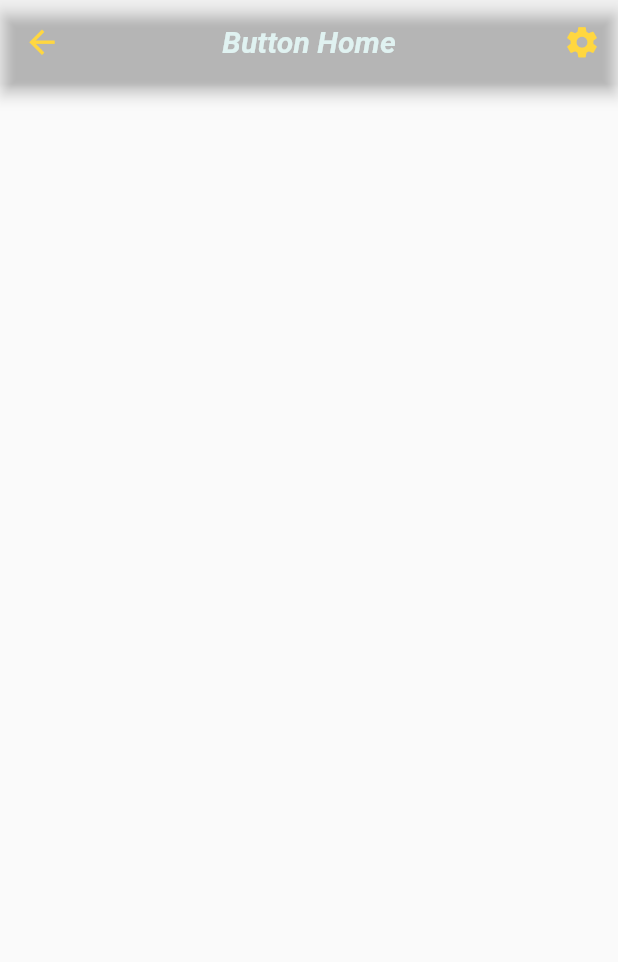
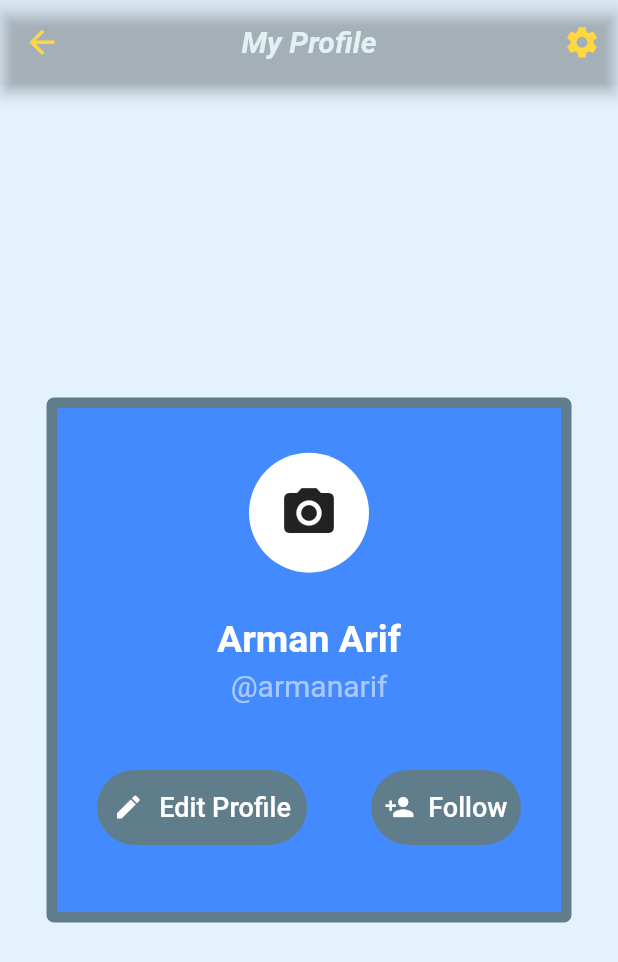
Before and after one commit to arman-arif/learing_flutter_and_dart, a Flutter app: the screen it shows after launch, on a phone screen of 412 x 824 dp. Shown: the top 962 px of the screen. Run offline on Flutter 3.47's test engine with Material 2 defaults, Android fonts, the phone set to English and light mode, and no system bars.

Commit message:
Impelementation of Flat button

```diff
--- a/flutter_projects/flutter_design_test/lib/button.dart
+++ b/flutter_projects/flutter_design_test/lib/button.dart
@@ -12,6 +12,7 @@ class _ButtonHomeState extends State<ButtonHome> {
   @override
   Widget build(BuildContext context) {
     return Scaffold(
+      backgroundColor: Colors.blue[50],
       appBar: AppBar(
         leading: IconButton(
           icon: Icon(
@@ -24,7 +25,7 @@ class _ButtonHomeState extends State<ButtonHome> {
           },
         ),
         title: Text(
-          "Button Home",
+          "My Profile",
           style: TextStyle(
             color: Colors.teal.shade50,
             fontSize: 20,
@@ -45,6 +46,109 @@ class _ButtonHomeState extends State<ButtonHome> {
         ],
         backgroundColor: Colors.transparent,
       ),
+      body: Align(
+        child: Container(
+          height: 350,
+          width: 350,
+          decoration: BoxDecoration(
+            color: Colors.blueAccent,
+            border: Border.all(
+              color: Colors.blueGrey,
+              width: 7,
+              style: BorderStyle.solid,
+            ),
+            borderRadius: BorderRadius.circular(5),
+          ),
+          child: Column(
+            mainAxisAlignment: MainAxisAlignment.spaceEvenly,
+            crossAxisAlignment: CrossAxisAlignment.stretch,
+            children: [
+              Container(
+                height: 80,
+                width: 80,
+                decoration: BoxDecoration(
+                  color: Colors.white,
+                  shape: BoxShape.circle,
+                ),
+                child: Icon(
+                  Icons.camera_alt,
+                  size: 40,
+                ),
+              ),
+              Container(
+                width: 350,
+                child: Column(
+                  children: [
+                    Padding(
+                      padding: EdgeInsets.only(bottom: 5),
+                      child: Text(
+                        'Arman Arif',
+                        style: TextStyle(
+                          fontSize: 25,
+                          fontWeight: FontWeight.bold,
+                          color: Colors.white,
+                        ),
+                      ),
+                    ),
+                    Text(
+                      "@armanarif",
+                      style: TextStyle(
+                        color: Colors.white54,
+                        fontSize: 20,
+                      ),
+                    ),
+                  ],
+                ),
+              ),
+              Container(
+                height: 80,
+                width: 300,
+                child: Row(
+                  mainAxisAlignment: MainAxisAlignment.spaceEvenly,
+                  crossAxisAlignment: CrossAxisAlignment.stretch,
+                  children: [
+                    buildFlatButton("Edit Profile", Icons.create, 140.0),
+                    buildFlatButton("Follow", Icons.person_add, 100.0),
+                  ],
+                ),
+              ),
+            ],
+          ),
+        ),
+      ),
+    );
+  }
+
+  FlatButton buildFlatButton(String btnTitle, IconData btnIcon, num btnWidth) {
+    return FlatButton(
+      onPressed: () {
+        //not implemented yet
+      },
+      child: Container(
+        height: 50,
+        width: btnWidth,
+        decoration: BoxDecoration(
+          color: Colors.blueGrey,
+          borderRadius: BorderRadius.circular(25),
+        ),
+        child: Row(
+          mainAxisAlignment: MainAxisAlignment.spaceEvenly,
+          children: [
+            Icon(
+              btnIcon,
+              color: Colors.white,
+              size: 20,
+            ),
+            Text(
+              btnTitle,
+              style: TextStyle(
+                fontSize: 18,
+                color: Colors.white,
+              ),
+            ),
+          ],
+        ),
+      ),
     );
   }
 }
```
